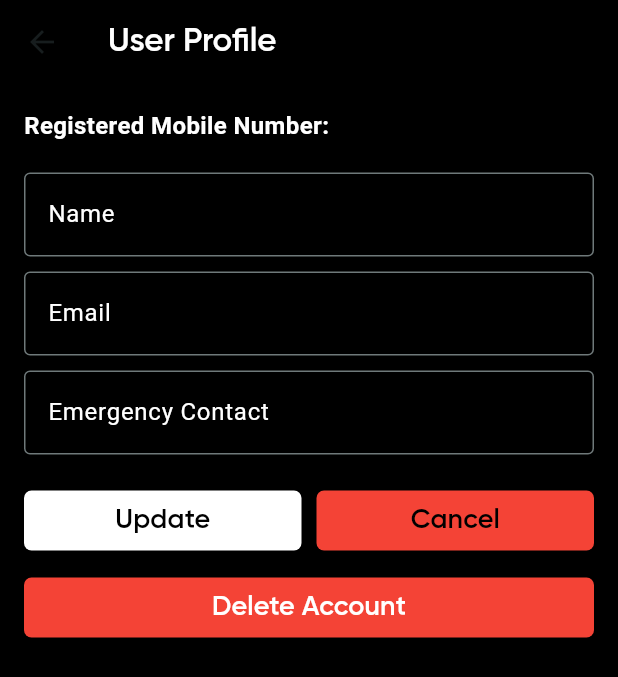
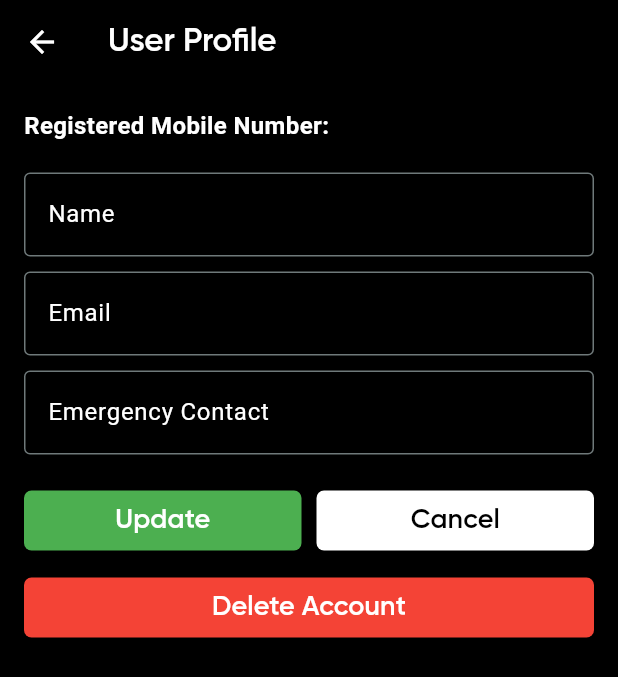
Before and after one commit to singhrishabh93/safe-connect-app, a Flutter app: the UserProfilePage screen opened directly, after a tap on "Edit Details", on a phone screen of 412 x 824 dp. Shown: the top 677 px of the screen. Run offline on Flutter 3.47's test engine with Material 3 defaults, Android fonts, the phone set to English and light mode, and no system bars; our stand-ins replace camera, carousel_slider, cloud_firestore, connectivity, firebase_auth, firebase_core and 8 more; missing offline and left inert: audio_session, flutter_phone_direct_caller, flutter_sound, flutter_sound_platform_interface, qr_code_scanner; accounts and stored records are empty.

Commit message:
userProfile page ui modified

```diff
--- a/lib/screens/UserProfile/userProfile.dart
+++ b/lib/screens/UserProfile/userProfile.dart
@@ -177,6 +177,9 @@ class _UserProfilePageState extends State<UserProfilePage> {
   Widget build(BuildContext context) {
     return Scaffold(
       appBar: AppBar(
+        iconTheme: IconThemeData(
+          color: Colors.white, //change your color here
+        ),
         title: Text(
           'User Profile',
           style: TextStyle(color: Colors.white, fontFamily: "gilroy"),
@@ -248,13 +251,13 @@ class _UserProfilePageState extends State<UserProfilePage> {
                           child: Text(
                             "Update",
                             style: TextStyle(
-                              color: Colors.black,
+                              color: Colors.white,
                               fontSize: 18,
                               fontFamily: "gilroy",
                             ),
                           ),
                           style: ElevatedButton.styleFrom(
-                            backgroundColor: Colors.white,
+                            backgroundColor: Colors.green,
                             shape: RoundedRectangleBorder(
                               borderRadius: BorderRadius.circular(5),
                             ),
@@ -279,7 +282,7 @@ class _UserProfilePageState extends State<UserProfilePage> {
                             ),
                           ),
                           style: ElevatedButton.styleFrom(
-                            backgroundColor: Colors.red,
+                            backgroundColor: Colors.white,
                             shape: RoundedRectangleBorder(
                               borderRadius: BorderRadius.circular(5),
                             ),
```
